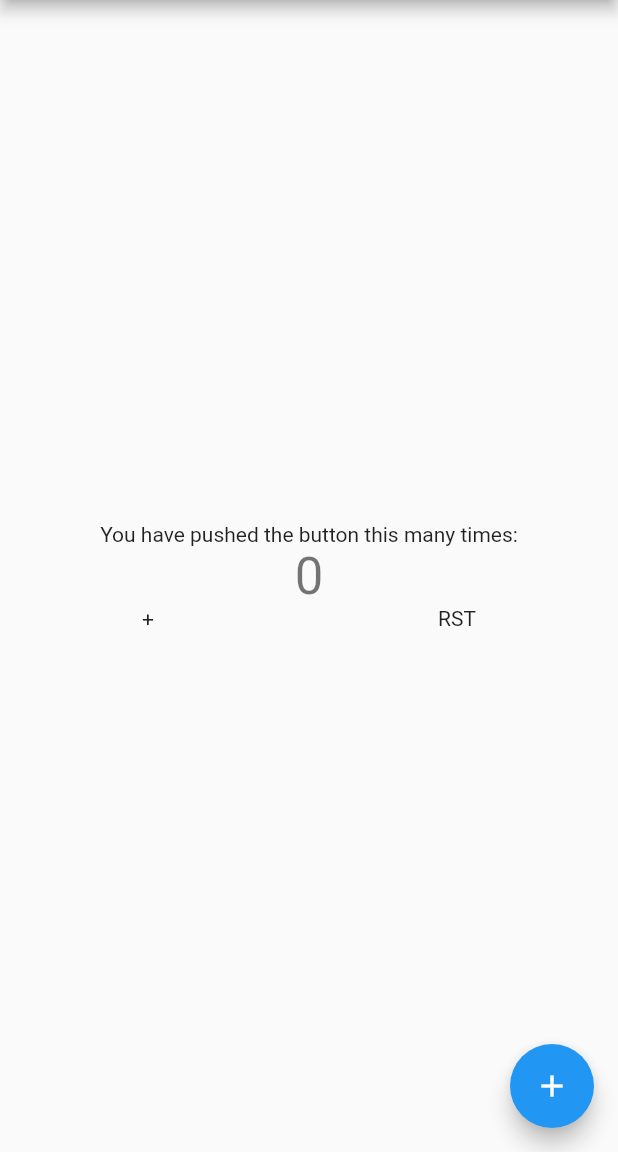
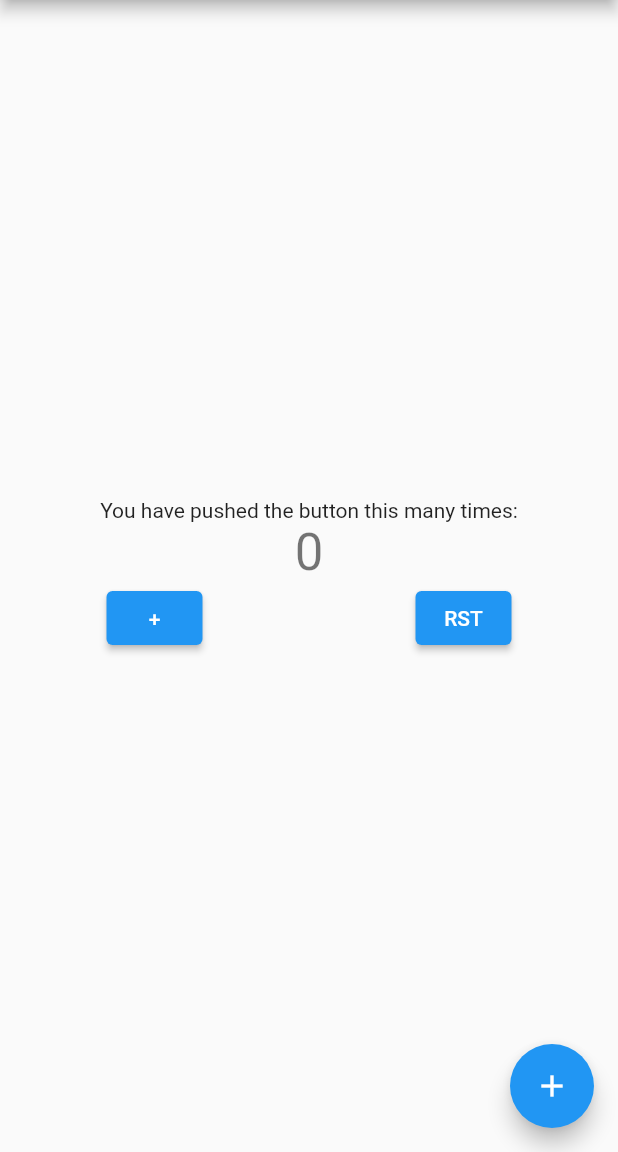
Before and after one commit to sylwestertylec/Flutter_app, a Flutter app: the screen it shows after launch, on a phone screen of 412 x 824 dp, the part 84-1236 px from its top. Run offline on Flutter 3.47's test engine with Material 2 defaults, Android fonts, the phone set to English and light mode, and no system bars.

Commit message:
Transform + and RST to buttons

```diff
--- a/lib/main.dart
+++ b/lib/main.dart
@@ -64,8 +64,14 @@ class _MyHomePageState extends State<MyHomePage> {
             Row(
                 mainAxisAlignment: MainAxisAlignment.spaceAround,
                 children: <Widget>[
-                  Text('+'),
-                  Text('RST'),
+                  ElevatedButton(
+                    onPressed: _incrementCounter,
+                    child: Text('+'),
+                  ),
+                  ElevatedButton(
+                    onPressed: _rst,
+                    child: Text('RST'),
+                  ),
                 ]),
           ],
         ),
```
